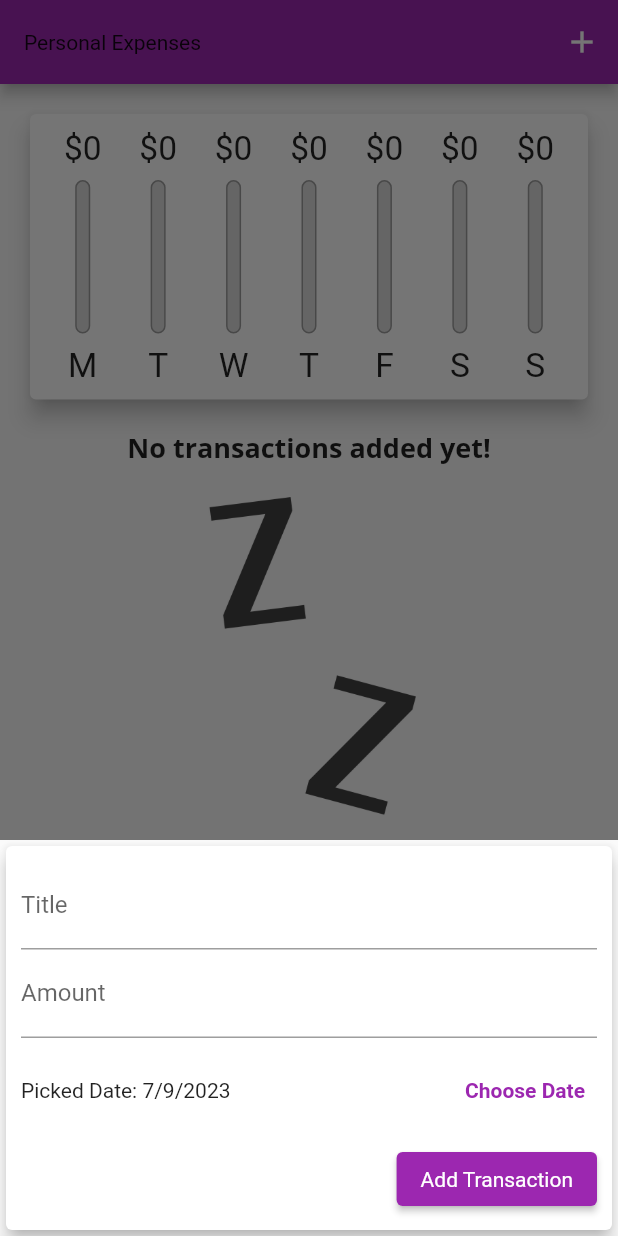
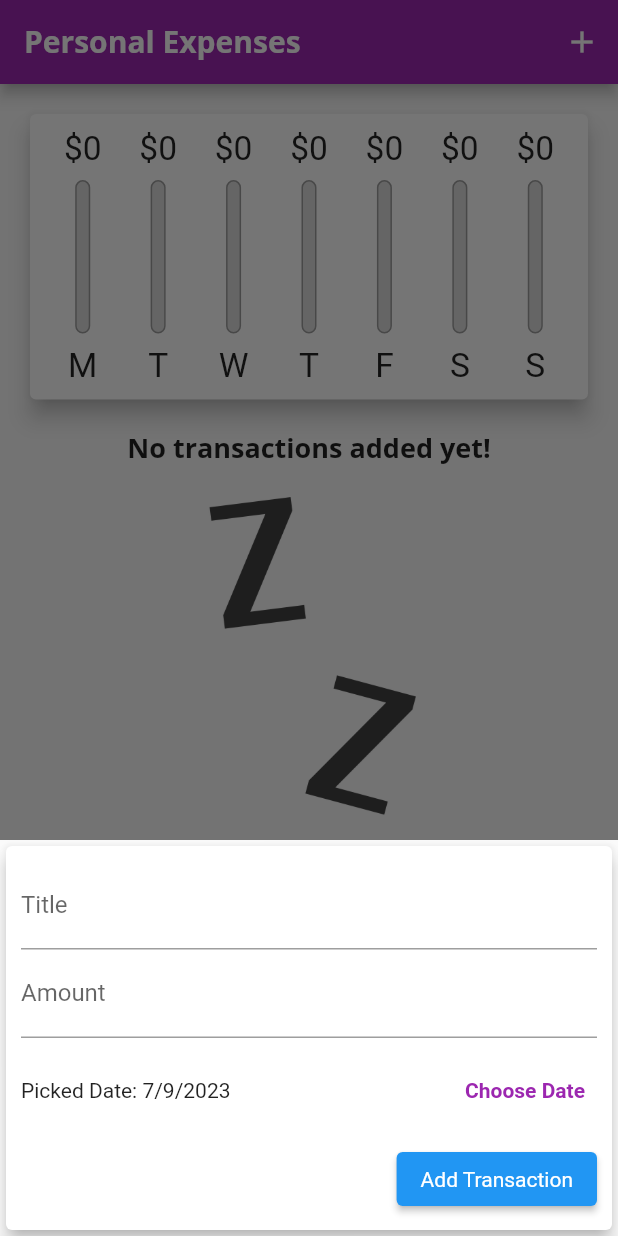
Before and after one commit to MuhammadBilalAkbar/flutter_personal_expenses_app, a Flutter app: the screen it shows after launch, after a tap on the "add" icon, on a phone screen of 412 x 824 dp. Run offline on Flutter 3.47's test engine with Material 2 defaults, Android fonts, the phone set to English and light mode, and no system bars.

Commit message:
updated to dart 3 version

```diff
--- a/lib/main.dart
+++ b/lib/main.dart
@@ -25,33 +25,26 @@ class MyApp extends StatelessWidget {
     return MaterialApp(
       title: 'Personal Expenses',
       theme: ThemeData(
-        primarySwatch: Colors.purple,
-        colorScheme: ColorScheme.fromSwatch()
-            .copyWith(primary: Colors.purple, secondary: Colors.amber),
-        errorColor: Colors.red,
-
-        // primarySwatch: Colors.purple,
-        // accentColor: Colors.amber,
-        // // errorColor: Colors.red,
         fontFamily: 'Quicksand',
         textTheme: ThemeData.light().textTheme.copyWith(
-              bodyText1: const TextStyle(
+              bodyLarge: const TextStyle(
                 fontFamily: 'OpenSans',
                 fontWeight: FontWeight.bold,
                 fontSize: 18,
               ),
-              button: const TextStyle(color: Colors.white),
+              labelLarge: const TextStyle(color: Colors.white),
             ),
-        appBarTheme: AppBarTheme(
+        appBarTheme: const AppBarTheme(
           // centerTitle: true,
-          textTheme: ThemeData.light().textTheme.copyWith(
-                subtitle1: const TextStyle(
-                  fontFamily: 'OpenSans',
-                  fontSize: 20,
-                  fontWeight: FontWeight.bold,
-                ),
-              ),
+          titleTextStyle: TextStyle(
+            fontFamily: 'OpenSans',
+            fontSize: 20,
+            fontWeight: FontWeight.bold,
+          ),
         ),
+        colorScheme: ColorScheme.fromSwatch()
+            .copyWith(primary: Colors.purple, secondary: Colors.amber)
+            .copyWith(primary: Colors.purple, error: Colors.red),
       ),
       home: const MyHomePage(),
     );
@@ -85,7 +78,7 @@ class _MyHomePageState extends State<MyHomePage> with WidgetsBindingObserver {
 
   @override
   void initState() {
-    WidgetsBinding.instance!.addObserver(this);
+    WidgetsBinding.instance.addObserver(this);
     super.initState();
   }
 
@@ -96,7 +89,7 @@ class _MyHomePageState extends State<MyHomePage> with WidgetsBindingObserver {
 
   @override
   dispose() {
-    WidgetsBinding.instance!.removeObserver(this);
+    WidgetsBinding.instance.removeObserver(this);
     super.dispose();
   }
 
@@ -154,10 +147,10 @@ class _MyHomePageState extends State<MyHomePage> with WidgetsBindingObserver {
         children: <Widget>[
           Text(
             'Show Chart',
-            style: Theme.of(context).textTheme.subtitle1,
+            style: Theme.of(context).textTheme.titleMedium,
           ),
           Switch.adaptive(
-            activeColor: Theme.of(context).accentColor,
+            activeColor: Theme.of(context).primaryColor,
             value: _showChart,
             onChanged: (val) {
               setState(() {
--- a/lib/widgets/chart.dart
+++ b/lib/widgets/chart.dart
@@ -8,7 +8,7 @@ class Chart extends StatelessWidget {
   final List<Transaction> recentTransactions;
 
   Chart(this.recentTransactions, {Key? key}) : super(key: key) {
-    print('Constructor Chart');
+    debugPrint('Constructor Chart');
   }
 
   List<Map<String, Object>> get groupedTransactionValues {
@@ -44,7 +44,7 @@ class Chart extends StatelessWidget {
 
   @override
   Widget build(BuildContext context) {
-    print('build() Chart');
+    debugPrint('build() Chart');
     return Card(
       elevation: 6,
       margin: const EdgeInsets.all(20),
--- a/lib/widgets/chart_bar.dart
+++ b/lib/widgets/chart_bar.dart
@@ -11,7 +11,7 @@ class ChartBar extends StatelessWidget {
 
   @override
   Widget build(BuildContext context) {
-    print('build() ChartBar');
+    debugPrint('build() ChartBar');
     return LayoutBuilder(
       builder: (ctx, constraints) {
         return Column(
--- a/lib/widgets/new_transactions.dart
+++ b/lib/widgets/new_transactions.dart
@@ -1,4 +1,3 @@
-import 'dart:io';
 import 'package:flutter/material.dart';
 import 'package:intl/intl.dart';
 
@@ -8,14 +7,11 @@ class NewTransaction extends StatefulWidget {
   final Function addTx;
 
   NewTransaction(this.addTx, {Key? key}) : super(key: key) {
-    print('Constructor NewTransaction Widget');
+    debugPrint('Constructor NewTransaction Widget');
   }
 
   @override
-  _NewTransactionState createState() {
-    print('createState NewTransaction Widget');
-    return _NewTransactionState();
-  }
+  _NewTransactionState createState() => _NewTransactionState();
 }
 
 class _NewTransactionState extends State<NewTransaction> {
@@ -24,24 +20,24 @@ class _NewTransactionState extends State<NewTransaction> {
   DateTime _selectedDate = DateTime.now();
 
   _NewTransactionState() {
-    print('Constructor NewTransaction Widget');
+    debugPrint('Constructor NewTransaction Widget');
   }
 
   @override
   void initState() {
-    print('intitState()');
+    debugPrint('initState()');
     super.initState();
   }
 
   @override
   void didUpdateWidget(covariant NewTransaction oldWidget) {
-    print('didUpdateWidget()');
+    debugPrint('didUpdateWidget()');
     super.didUpdateWidget(oldWidget);
   }
 
   @override
   void dispose() {
-    print('dispose()');
+    debugPrint('dispose()');
     super.dispose();
   }
 
@@ -52,7 +48,7 @@ class _NewTransactionState extends State<NewTransaction> {
     final enteredTitle = _titleController.text;
     final enteredAmount = double.parse(_amountController.text);
 
-    if (enteredTitle.isEmpty || enteredAmount <= 0 || _selectedDate == null) {
+    if (enteredTitle.isEmpty || enteredAmount <= 0) {
       return;
     }
 
@@ -79,7 +75,7 @@ class _NewTransactionState extends State<NewTransaction> {
         _selectedDate = pickedDate;
       });
     });
-    print('...');
+    debugPrint('...');
   }
 
   @override
@@ -119,9 +115,7 @@ class _NewTransactionState extends State<NewTransaction> {
                   children: <Widget>[
                     Expanded(
                       child: Text(
-                        _selectedDate == null
-                            ? 'No Date Chosen!'
-                            : 'Picked Date: ${DateFormat.yMd().format(_selectedDate)}',
+                        'Picked Date: ${DateFormat.yMd().format(_selectedDate)}',
                       ),
                     ),
                     AdaptiveFlatButton('Choose Date', _presentDatePicker)
--- a/lib/widgets/transaction_list.dart
+++ b/lib/widgets/transaction_list.dart
@@ -12,14 +12,14 @@ class TransactionList extends StatelessWidget {
 
   @override
   Widget build(BuildContext context) {
-    print('build() TransactionList');
+    debugPrint('build() TransactionList');
     return transactions.isEmpty
         ? LayoutBuilder(builder: (ctx, constraints) {
             return Column(
               children: <Widget>[
                 Text(
                   'No transactions added yet!',
-                  style: Theme.of(context).textTheme.bodyText1,
+                  style: Theme.of(context).textTheme.bodyLarge,
                 ),
                 const SizedBox(
                   height: 20,
```
Also changed, not shown: lib/widgets/transaction_item.dart (+7 -4 lines), pubspec.yaml (+2 -63 lines), lib/widgets/check.dart (deleted), pubspec.lock.
